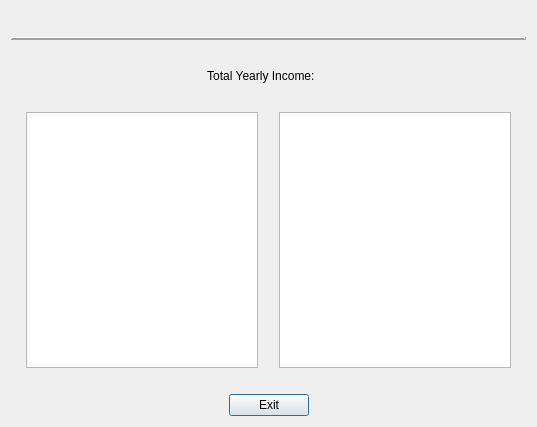
First picture: the form in CashFlowManager/yearlyincomesummarydialog.ui, repository epw7856/CashFlowManager, before the edit.
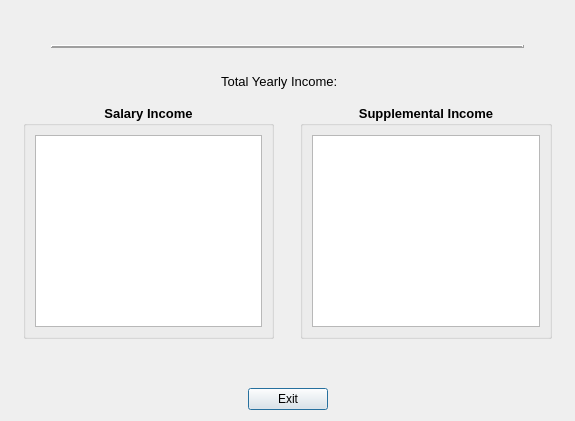
Second picture: the form after the edit.

Commit message: Updated yearly income and expense summary dialogs.

```diff
--- a/CashFlowManager/yearlyincomesummarydialog.ui
+++ b/CashFlowManager/yearlyincomesummarydialog.ui
@@ -9,10 +9,16 @@
    <rect>
     <x>0</x>
     <y>0</y>
-    <width>537</width>
-    <height>427</height>
+    <width>575</width>
+    <height>421</height>
    </rect>
   </property>
+  <property name="font">
+   <font>
+    <family>Segoe UI</family>
+    <pointsize>9</pointsize>
+   </font>
+  </property>
   <property name="windowTitle">
    <string>Yearly Income Summary</string>
   </property>
@@ -37,6 +43,14 @@
      </item>
      <item>
       <widget class="QLabel" name="labelDialogTitle">
+       <property name="font">
+        <font>
+         <family>Segoe UI</family>
+         <pointsize>12</pointsize>
+         <weight>75</weight>
+         <bold>true</bold>
+        </font>
+       </property>
        <property name="text">
         <string>&lt;YearlyIncomeSummary&gt;</string>
        </property>
@@ -61,6 +75,24 @@
     </layout>
    </item>
    <item>
+    <layout class="QHBoxLayout" name="horizontalLayout_5">
+     <item>
+      <spacer name="horizontalSpacer_13">
+       <property name="orientation">
+        <enum>Qt::Horizontal</enum>
+       </property>
+       <property name="sizeType">
+        <enum>QSizePolicy::Fixed</enum>
+       </property>
+       <property name="sizeHint" stdset="0">
+        <size>
+         <width>40</width>
+         <height>20</height>
+        </size>
+       </property>
+      </spacer>
+     </item>
+     <item>
     <widget class="Line" name="line">
      <property name="frameShadow">
       <enum>QFrame::Raised</enum>
@@ -74,14 +106,35 @@
     </widget>
    </item>
    <item>
-    <spacer name="horizontalSpacer_11">
+      <spacer name="horizontalSpacer_14">
      <property name="orientation">
       <enum>Qt::Horizontal</enum>
      </property>
+       <property name="sizeType">
+        <enum>QSizePolicy::Fixed</enum>
+       </property>
      <property name="sizeHint" stdset="0">
       <size>
        <width>40</width>
        <height>20</height>
+        </size>
+       </property>
+      </spacer>
+     </item>
+    </layout>
+   </item>
+   <item>
+    <spacer name="verticalSpacer">
+     <property name="orientation">
+      <enum>Qt::Vertical</enum>
+     </property>
+     <property name="sizeType">
+      <enum>QSizePolicy::Fixed</enum>
+     </property>
+     <property name="sizeHint" stdset="0">
+      <size>
+       <width>20</width>
+       <height>8</height>
       </size>
      </property>
     </spacer>
@@ -103,6 +156,12 @@
      </item>
      <item>
       <widget class="QLabel" name="labelTotalIncomeLabel">
+       <property name="font">
+        <font>
+         <family>Segoe UI</family>
+         <pointsize>10</pointsize>
+        </font>
+       </property>
        <property name="text">
         <string>Total Yearly Income: </string>
        </property>
@@ -113,6 +172,12 @@
      </item>
      <item>
       <widget class="QLabel" name="labelTotalIncomeAmount">
+       <property name="font">
+        <font>
+         <family>Segoe UI</family>
+         <pointsize>10</pointsize>
+        </font>
+       </property>
        <property name="text">
         <string>&lt;Amount&gt;</string>
        </property>
@@ -136,12 +201,15 @@
    <item>
     <spacer name="horizontalSpacer_4">
      <property name="orientation">
-      <enum>Qt::Horizontal</enum>
+      <enum>Qt::Vertical</enum>
+     </property>
+     <property name="sizeType">
+      <enum>QSizePolicy::Fixed</enum>
      </property>
      <property name="sizeHint" stdset="0">
       <size>
-       <width>40</width>
-       <height>20</height>
+       <width>20</width>
+       <height>8</height>
       </size>
      </property>
     </spacer>
@@ -164,10 +232,36 @@
      <item>
       <layout class="QVBoxLayout" name="verticalLayout_3">
        <item>
+        <widget class="QGroupBox" name="groupBox">
+         <property name="sizePolicy">
+          <sizepolicy hsizetype="Preferred" vsizetype="Fixed">
+           <horstretch>0</horstretch>
+           <verstretch>0</verstretch>
+          </sizepolicy>
+         </property>
+         <property name="font">
+          <font>
+           <family>Segoe UI</family>
+           <pointsize>10</pointsize>
+           <weight>75</weight>
+           <bold>true</bold>
+          </font>
+         </property>
+         <property name="title">
+          <string>  Salary Income  </string>
+         </property>
+         <property name="alignment">
+          <set>Qt::AlignHCenter|Qt::AlignTop</set>
+         </property>
+         <layout class="QVBoxLayout" name="verticalLayout_2">
+          <item>
         <widget class="QTableView" name="tableViewSalarySummary">
          <property name="font">
           <font>
+              <family>Segoe UI</family>
            <pointsize>9</pointsize>
+              <weight>50</weight>
+              <bold>false</bold>
           </font>
          </property>
          <property name="cornerButtonEnabled">
@@ -183,6 +277,22 @@
           <number>25</number>
          </attribute>
         </widget>
+          </item>
+         </layout>
+        </widget>
+       </item>
+       <item>
+        <spacer name="verticalSpacer_4">
+         <property name="orientation">
+          <enum>Qt::Vertical</enum>
+         </property>
+         <property name="sizeHint" stdset="0">
+          <size>
+           <width>20</width>
+           <height>40</height>
+          </size>
+         </property>
+        </spacer>
        </item>
       </layout>
      </item>
@@ -191,9 +301,12 @@
        <property name="orientation">
         <enum>Qt::Horizontal</enum>
        </property>
+       <property name="sizeType">
+        <enum>QSizePolicy::Fixed</enum>
+       </property>
        <property name="sizeHint" stdset="0">
         <size>
-         <width>40</width>
+         <width>20</width>
          <height>20</height>
         </size>
        </property>
@@ -202,10 +315,36 @@
      <item>
       <layout class="QVBoxLayout" name="verticalLayout_4">
        <item>
+        <widget class="QGroupBox" name="groupBox_2">
+         <property name="sizePolicy">
+          <sizepolicy hsizetype="Preferred" vsizetype="Fixed">
+           <horstretch>0</horstretch>
+           <verstretch>0</verstretch>
+          </sizepolicy>
+         </property>
+         <property name="font">
+          <font>
+           <family>Segoe UI</family>
+           <pointsize>10</pointsize>
+           <weight>75</weight>
+           <bold>true</bold>
+          </font>
+         </property>
+         <property name="title">
+          <string>  Supplemental Income  </string>
+         </property>
+         <property name="alignment">
+          <set>Qt::AlignHCenter|Qt::AlignTop</set>
+         </property>
+         <layout class="QVBoxLayout" name="verticalLayout_5">
+          <item>
         <widget class="QTableView" name="tableViewSupplementalSummary">
          <property name="font">
           <font>
+              <family>Segoe UI</family>
            <pointsize>9</pointsize>
+              <weight>50</weight>
+              <bold>false</bold>
           </font>
          </property>
          <property name="cornerButtonEnabled">
@@ -221,6 +360,22 @@
           <number>25</number>
          </attribute>
         </widget>
+          </item>
+         </layout>
+        </widget>
+       </item>
+       <item>
+        <spacer name="verticalSpacer_3">
+         <property name="orientation">
+          <enum>Qt::Vertical</enum>
+         </property>
+         <property name="sizeHint" stdset="0">
+          <size>
+           <width>20</width>
+           <height>40</height>
+          </size>
+         </property>
+        </spacer>
        </item>
       </layout>
      </item>
```
Left out of the diff: 2 changed lines with no effect on the pictures. Lines whose indentation alone changed are shown as unchanged. The commit also changes 8 other files.
